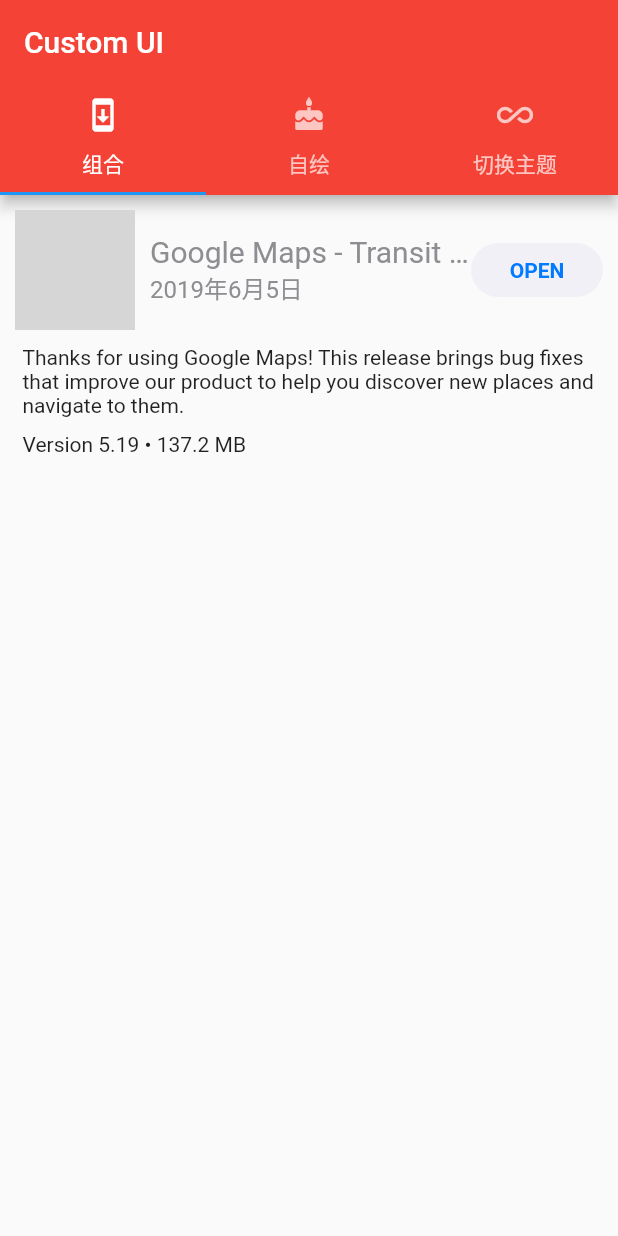
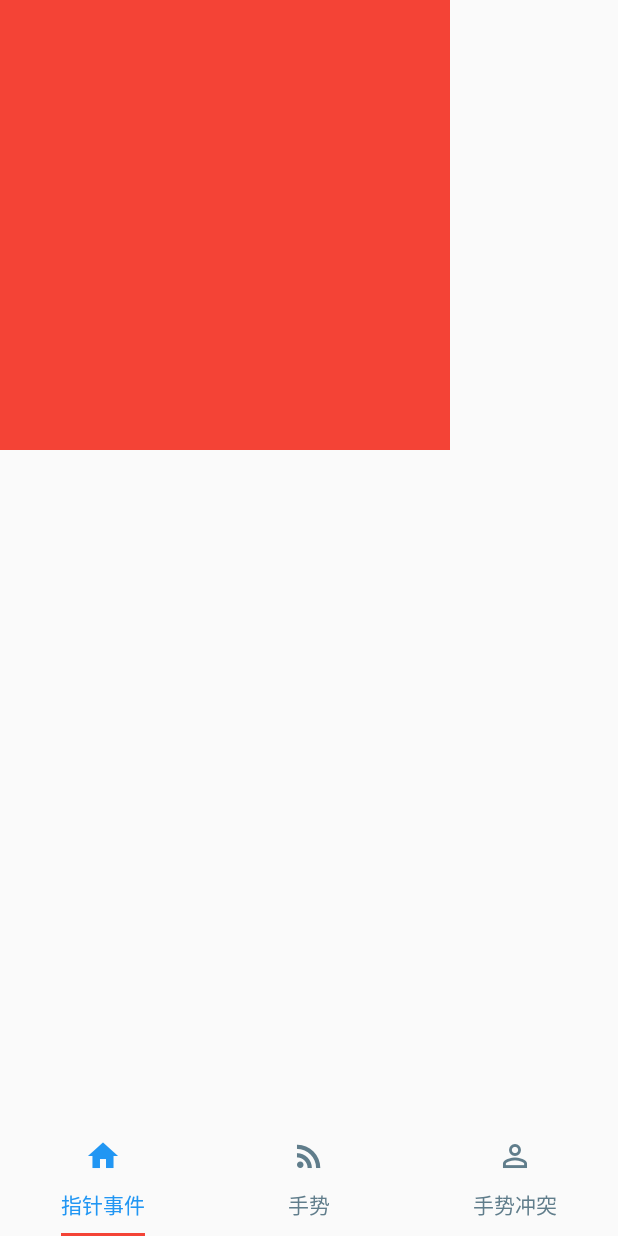
Before and after one commit to chuxusave/flutter_objects, a Flutter app: the screen it shows after launch, on a phone screen of 412 x 824 dp. Run offline on Flutter 3.47's test engine with Material 2 defaults, Android fonts, the phone set to English and light mode, and no system bars; grey boxes are pictures that could not be loaded.

Commit message:
手势操作指针事件

```diff
--- a/lib/main.dart
+++ b/lib/main.dart
@@ -1,249 +1,153 @@
-import 'package:date_format/date_format.dart';
 import 'package:flutter/material.dart';
-import 'dart:math';
+import 'package:flutter/gestures.dart';
 
-void main() {
-  runApp(MyApp());
-}
+void main() => runApp(MyApp());
 
 class MyApp extends StatelessWidget {
   // This widget is the root of your application.
   @override
-  Widget build(BuildContext context) => MaterialApp(
-        theme: ThemeData(
-          brightness: Brightness.light,
-          primaryColor: Colors.red, //主题色为蓝色
-        ),
-        home: MyHomePage(title: 'Custom UI'),
-      );
+  Widget build(BuildContext context) {
+    return MaterialApp(
+      title: 'Flutter Demo',
+      theme: ThemeData(
+        primarySwatch: Colors.blue,
+      ),
+      home: MyHomePage(title: 'Flutter Demo Home Page'),
+    );
+  }
 }
 
-// class MyTheme extends StatelessWidget {
-//   // iOS浅色主题final
-//   ThemeData lightTheme = ThemeData(
-//       brightness: Brightness.light, //亮色主题
-//       accentColor: Colors.white, //(按钮)Widget前景色为白色
-//       primaryColor: Colors.blue, //主题色为蓝色
-//       iconTheme: IconThemeData(color: Colors.grey), //icon主题为灰色
-//       textTheme: TextTheme(body1: TextStyle(color: Colors.black)) //文本主题为黑色
-//       );
-
-//   ThemeData darkTheme = ThemeData(
-//     brightness: Brightness.dark, //深色主题
-//     // accentColor: Colors.white, //(按钮)Widget前景色为白色
-//     // primaryColor: Colors.blue, //主题色为蓝色
-//     // iconTheme: IconThemeData(color: Colors.grey), //icon主题为灰色
-//     // textTheme: TextTheme(body1: TextStyle(color: Colors.black)) //文本主题为黑色
-//   );
-
-// }
-
-class MyHomePage extends StatefulWidget {
+class MyHomePage extends StatelessWidget {
   MyHomePage({Key key, this.title}) : super(key: key);
   final String title;
 
   @override
-  State<StatefulWidget> createState() => _MyHomePageState();
-}
-
-class _MyHomePageState extends State<MyHomePage>
-    with SingleTickerProviderStateMixin {
-  //使用控制Tabbar切换
-  TabController _tabController;
-  bool isLight = false;
-
-  void initState() {
-    super.initState();
-    _tabController = new TabController(vsync: this, length: 3);
-  }
-
-  @override
   Widget build(BuildContext context) {
-    print(formatDate(DateTime.now(), [yyyy, '-', mm, '-', dd]));
-    return Scaffold(
-      appBar: AppBar(
-        title: Text(widget.title),
-        bottom: TabBar(
-          tabs: <Widget>[
-            Tab(icon: Icon(Icons.system_update), text: "组合"),
-            Tab(icon: Icon(Icons.cake), text: "自绘"),
-            Tab(icon: Icon(Icons.all_inclusive), text: "切换主题"),
+    return DefaultTabController(
+      length: 3,
+      child: Scaffold(
+        body: TabBarView(
+          physics: NeverScrollableScrollPhysics(),
+          children: [
+            ListenerWidget(),
+            DragWidget(),
+            DoubleGestureWidget(),
           ],
-          controller: _tabController,
+        ),
+        bottomNavigationBar: TabBar(
+          tabs: [
+            Tab(
+              icon: Icon(Icons.home),
+              text: "指针事件",
+            ),
+            Tab(
+              icon: Icon(Icons.rss_feed),
+              text: "手势",
+            ),
+            Tab(
+              icon: Icon(Icons.perm_identity),
+              text: "手势冲突",
+            )
+          ],
+          unselectedLabelColor: Colors.blueGrey,
+          labelColor: Colors.blue,
+          indicatorSize: TabBarIndicatorSize.label,
+          indicatorColor: Colors.red,
         ),
       ),
-      body: TabBarView(
-        controller: _tabController,
-        children: <Widget>[
-          ListView(
-            children: <Widget>[
-              UpdatedItemWidget(
-                model: UpdatedItemModel(
-                    appIcon: "assets/icon.png",
-                    appDescription:
-                        "Thanks for using Google Maps! This release brings bug fixes that improve our product to help you discover new places and navigate to them.",
-                    appName: "Google Maps - Transit & Fond",
-                    appSize: "137.2",
-                    appVersion: "Version 5.19",
-                    appDate: "2019年6月5日"),
-                onPressed: () {},
-              )
-            ],
-          ),
-          Center(child: Cake()),
-          Center(
-              child: FlatButton(
-                  onPressed: () {
-                    print('isLight $isLight');
-                    setState(() {
-                      isLight = !isLight;
-                    });
-                  },
-                  child: Text('切换主题模式')))
-        ],
-      ),
-    );
-  }
-
-  @override
-  void dispose() {
-    _tabController.dispose();
-    super.dispose();
-  }
-}
-
-class UpdatedItemModel {
-  String appIcon;
-  String appName;
-  String appSize;
-  String appDate;
-  String appDescription;
-  String appVersion;
-  UpdatedItemModel(
-      {this.appIcon,
-      this.appName,
-      this.appSize,
-      this.appDate,
-      this.appDescription,
-      this.appVersion});
-}
-
-class UpdatedItemWidget extends StatelessWidget {
-  final UpdatedItemModel model;
-  UpdatedItemWidget({Key key, this.model, this.onPressed}) : super(key: key);
-  final VoidCallback onPressed;
-
-  @override
-  Widget build(BuildContext context) {
-    //组合上下两部分
-    return Column(
-        children: <Widget>[buildTopRow(context), buildBottomRow(context)]);
-  }
-
-//创建上半部分
-  Widget buildTopRow(BuildContext context) {
-    return Row(children: <Widget>[
-      Padding(
-          padding: EdgeInsets.all(10),
-          child: ClipRRect(
-              borderRadius: BorderRadius.circular(8.0),
-              child: Image.asset(model.appIcon, width: 80, height: 80))),
-      Expanded(
-        child: Column(
-          mainAxisAlignment: MainAxisAlignment.center,
-          crossAxisAlignment: CrossAxisAlignment.start,
-          children: <Widget>[
-            Text(
-              model.appName,
-              maxLines: 1,
-              overflow: TextOverflow.ellipsis,
-              style: TextStyle(fontSize: 20, color: Color(0xFF8E8D92)),
-            ),
-            Text(
-              "${model.appDate}",
-              maxLines: 1,
-              overflow: TextOverflow.ellipsis,
-              style: TextStyle(fontSize: 16, color: Color(0xFF8E8D92)),
-            ),
-          ],
-        ),
-      ),
-      Padding(
-        padding: EdgeInsets.fromLTRB(0, 0, 10, 0),
-        child: FlatButton(
-          color: Color(0xFFF1F0F7),
-          highlightColor: Colors.blue[700],
-          colorBrightness: Brightness.dark,
-          child: Text(
-            "OPEN",
-            style: TextStyle(
-                color: Color(0xFF007AFE), fontWeight: FontWeight.bold),
-          ),
-          shape:
-              RoundedRectangleBorder(borderRadius: BorderRadius.circular(20.0)),
-          onPressed: onPressed,
-        ),
-      )
-    ]);
-  }
-
-  //创建下半部分
-  Widget buildBottomRow(BuildContext context) {
-    return Padding(
-        padding: EdgeInsets.fromLTRB(15, 0, 15, 0),
-        child: Column(
-            crossAxisAlignment: CrossAxisAlignment.start,
-            children: <Widget>[
-              Text(model.appDescription),
-              Padding(
-                  padding: EdgeInsets.fromLTRB(0, 10, 0, 0),
-                  child: Text("${model.appVersion} • ${model.appSize} MB"))
-            ]));
-  }
-}
-
-class Cake extends StatelessWidget {
-  @override
-  Widget build(BuildContext context) {
-    return CustomPaint(
-      size: Size(200, 200),
-      painter: WheelPainter(),
     );
   }
 }
 
-class WheelPainter extends CustomPainter {
-  //设置画笔颜色
-  Paint getColoredPaint(Color color) {
-    Paint paint = Paint();
-    paint.color = color;
-    return paint;
+class ListenerWidget extends StatelessWidget {
+  @override
+  Widget build(BuildContext context) {
+    return Scaffold(
+        body: Listener(
+      child: Container(
+        color: Colors.red,
+        width: 300,
+        height: 300,
+      ),
+      onPointerDown: (event) => print("down $event"),
+      onPointerMove: (event) => print("move $event"),
+      onPointerUp: (event) => print("up $event"),
+    ));
   }
+}
+
+class DragWidget extends StatefulWidget {
+  @override
+  _DragState createState() => new _DragState();
+}
+
+class _DragState extends State<DragWidget> {
+  double _top = 0.0; //距顶部的偏移
+  double _left = 0.0; //距左边的偏移
 
   @override
-  void paint(Canvas canvas, Size size) {
-    //饼图尺寸
-    double wheelSize = min(size.width, size.height) / 2;
-    double nbElem = 6;
-    double radius = (2 * pi) / nbElem;
-    Rect boundingRect = Rect.fromCircle(
-        center: Offset(wheelSize, wheelSize), radius: wheelSize);
+  Widget build(BuildContext context) {
+    return Scaffold(
+        appBar: AppBar(
+          title: Text("demo"),
+        ),
+        body: Stack(
+          children: <Widget>[
+            Positioned(
+              top: _top,
+              left: _left,
+              child: GestureDetector(
+                child: Container(color: Colors.red, width: 50, height: 50),
+                onTap: () => print("Tap"),
+                onDoubleTap: () => print("Double Tap"),
+                onLongPress: () => print("Long Press"),
+                onPanUpdate: (e) {
+                  setState(() {
+                    _left += e.delta.dx;
+                    _top += e.delta.dy;
+                  });
+                },
+              ),
+            )
+          ],
+        ));
+  }
+}
 
-    //画圆弧，每次1/6个圆弧
-    canvas.drawArc(
-        boundingRect, 0, radius, true, getColoredPaint(Colors.orange));
-    canvas.drawArc(
-        boundingRect, radius, radius, true, getColoredPaint(Colors.black38));
-    canvas.drawArc(
-        boundingRect, radius * 2, radius, true, getColoredPaint(Colors.green));
-    canvas.drawArc(
-        boundingRect, radius * 3, radius, true, getColoredPaint(Colors.red));
-    canvas.drawArc(
-        boundingRect, radius * 4, radius, true, getColoredPaint(Colors.blue));
-    canvas.drawArc(
-        boundingRect, radius * 5, radius, true, getColoredPaint(Colors.pink));
+class DoubleGestureWidget extends StatelessWidget {
+  @override
+  Widget build(BuildContext context) {
+    // TODO: implement build
+    return Scaffold(
+        body: RawGestureDetector(
+      gestures: {
+        MultipleTapGestureRecognizer:
+            GestureRecognizerFactoryWithHandlers<MultipleTapGestureRecognizer>(
+          () => MultipleTapGestureRecognizer(),
+          (MultipleTapGestureRecognizer instance) {
+            instance.onTap = () => print('parent tapped ');
+          },
+        )
+      },
+      child: Container(
+        color: Colors.pinkAccent,
+        child: Center(
+          child: GestureDetector(
+              onTap: () => print('Child tapped'),
+              child: Container(
+                color: Colors.blueAccent,
+                width: 200.0,
+                height: 200.0,
+              )),
+        ),
+      ),
+    ));
   }
+}
 
+class MultipleTapGestureRecognizer extends TapGestureRecognizer {
   @override
-  bool shouldRepaint(CustomPainter oldDelegate) => oldDelegate != this;
+  void rejectGesture(int pointer) {
+    acceptGesture(pointer);
+  }
 }
```
